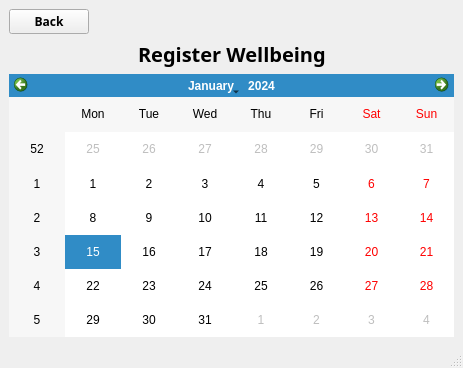
First picture: the form in register.ui, repository CopycatPandaExpressChowMein/Agile-Development-Project-2025, before the edit.
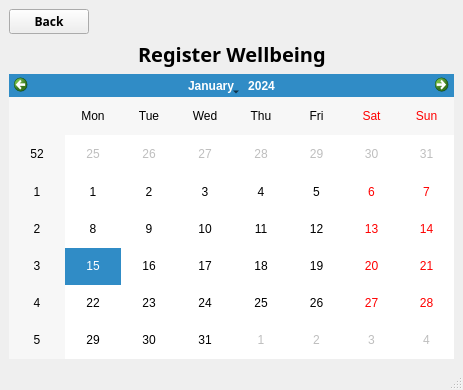
Second picture: the form after the edit.

Patch:
```diff
--- a/register.ui
+++ b/register.ui
@@ -7,7 +7,7 @@
     <x>0</x>
     <y>0</y>
     <width>463</width>
-    <height>368</height>
+    <height>390</height>
    </rect>
   </property>
   <property name="windowTitle">
```
Left out of the diff: 10 changed lines with no effect on the pictures.
